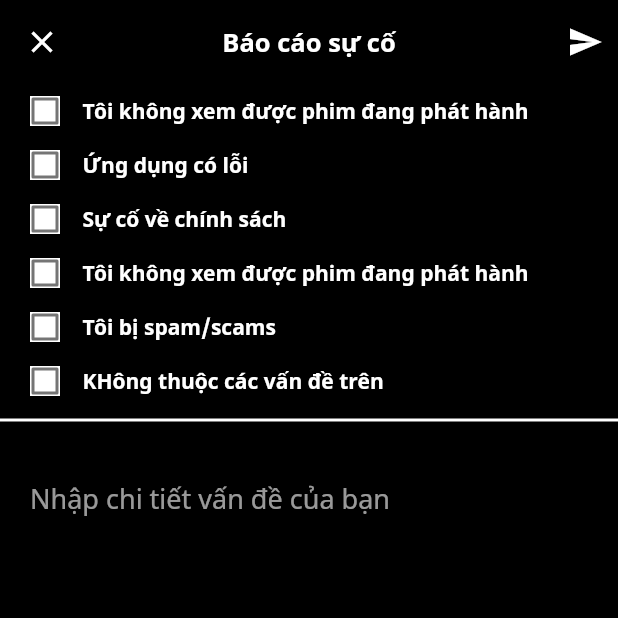
After one commit to Phuc-HuynhTrong/unflix, a Flutter app: the ReportIssue screen opened directly, on a phone screen of 412 x 824 dp, the top half of it. The commit adds this screen. Run offline on Flutter 3.47's test engine with Material 2 defaults, Android fonts, the phone set to English and light mode, and no system bars; our stand-ins replace flutter_svg, get, share, video_player; missing offline and left inert: screen.

Commit message:
add send_question and report_issue screen

```diff
--- /dev/null
+++ b/lib/screens/profile_screen/report_issue.dart
@@ -0,0 +1,229 @@
+import 'package:flutter/cupertino.dart';
+import 'package:flutter/material.dart';
+import 'package:flutter/gestures.dart';
+
+class ReportIssue extends StatefulWidget {
+  const ReportIssue({Key? key}) : super(key: key);
+
+  @override
+  _ReportIssueState createState() => _ReportIssueState();
+}
+
+class _ReportIssueState extends State<ReportIssue> {
+  List<bool> listSeleted = List.filled(10, false);
+  @override
+  Widget build(BuildContext context) {
+    return Scaffold(
+        backgroundColor: Colors.black,
+        appBar: AppBar(
+          elevation: 0,
+          leading: const CloseButton(
+            color: Colors.white,
+          ),
+          title: const Text(
+            'Báo cáo sự cố',
+            style: TextStyle(
+              color: Colors.white,
+              fontSize: 17.0,
+              fontWeight: FontWeight.w600,
+            ),
+          ),
+          centerTitle: true,
+          backgroundColor: Colors.transparent,
+          actions: [
+            GestureDetector(
+              // Button ấn nút gửi
+              onTap: () async {
+                ScaffoldMessenger.of(context).showSnackBar(const SnackBar(
+                  //width: MediaQuery.of(context).size.width ,
+                  backgroundColor: Color(0xffF6C700),
+                  content: Text(
+                    "Đang gửi báo cáo...",
+                    style: TextStyle(
+                        color: Colors.black,
+                        fontSize: 18,
+                        fontWeight: FontWeight.bold),
+                    textAlign: TextAlign.center,
+                  ),
+                  duration: Duration(milliseconds: 1500),
+                ));
+                Future.delayed(Duration(milliseconds: 1500), () {
+                  ScaffoldMessenger.of(context).showSnackBar(const SnackBar(
+                    //width: MediaQuery.of(context).size.width ,
+                    backgroundColor: Color(0xffF6C700),
+                    content: Text(
+                      "Gửi báo cáo sự cố thành công",
+                      style: TextStyle(
+                          color: Colors.black,
+                          fontSize: 18,
+                          fontWeight: FontWeight.bold),
+                      textAlign: TextAlign.center,
+                    ),
+                    duration: Duration(milliseconds: 1200),
+                  ));
+                });
+                Future.delayed(Duration(milliseconds: 2000), () {
+                  Navigator.pop(context);
+                });
+              },
+              child: Container(
+                padding: EdgeInsets.only(right: 10),
+                child: const Center(
+                  child: Icon(
+                    Icons.send,
+                    color: Colors.white,
+                  ),
+                ),
+              ),
+            )
+          ],
+        ),
+        // Nếu đang gửi thì sẽ hiển thị xoay xoay
+        body: ListView(
+          children: [
+            LabeledCheckbox(
+              label: 'Tôi không xem được phim đang phát hành',
+              padding: const EdgeInsets.symmetric(horizontal: 20.0, vertical: 8),
+              value: listSeleted[1],
+              onChanged: (bool newValue) {
+                setState(() {
+                  listSeleted[1] = newValue;
+                });
+              },
+            ),
+            LabeledCheckbox(
+              label: 'Ứng dụng có lỗi',
+              padding: const EdgeInsets.symmetric(horizontal: 20.0, vertical: 8),
+              value: listSeleted[2],
+              onChanged: (bool newValue) {
+                setState(() {
+                  listSeleted[2] = newValue;
+                });
+              },
+            ),
+            LabeledCheckbox(
+              label: 'Sự cố về chính sách',
+              padding: const EdgeInsets.symmetric(horizontal: 20.0, vertical: 8),
+              value: listSeleted[3],
+              onChanged: (bool newValue) {
+                setState(() {
+                  listSeleted[3] = newValue;
+                });
+              },
+            ),
+            LabeledCheckbox(
+              label: 'Tôi không xem được phim đang phát hành',
+              padding: const EdgeInsets.symmetric(horizontal: 20.0, vertical: 8),
+              value: listSeleted[0],
+              onChanged: (bool newValue) {
+                setState(() {
+                  listSeleted[0] = newValue;
+                });
+              },
+            ),
+            LabeledCheckbox(
+              label: 'Tôi bị spam/scams',
+              padding: const EdgeInsets.symmetric(horizontal: 20.0, vertical: 8),
+              value: listSeleted[4],
+              onChanged: (bool newValue) {
+                setState(() {
+                  listSeleted[4] = newValue;
+                });
+              },
+            ),
+            LabeledCheckbox(
+              label: 'KHông thuộc các vấn đề trên',
+              padding: const EdgeInsets.symmetric(horizontal: 20.0, vertical: 8),
+              value: listSeleted[5],
+              onChanged: (bool newValue) {
+                setState(() {
+                  listSeleted[5] = newValue;
+                });
+              },
+            ),
+            Divider(
+              thickness: 2,
+              color: Colors.white,
+            ),
+            Container(
+              height: 300,
+              margin: EdgeInsets.all(20),
+              child: TextFormField(
+                onChanged: (val) {
+                },
+                maxLines: 30,
+                style: TextStyle(
+                    fontSize: 18.0,
+                    color: Colors.white,
+                    fontWeight: FontWeight.w400),
+                cursorColor: Colors.white,
+                decoration: InputDecoration(
+                    border: InputBorder.none,
+                    hintText: "Nhập chi tiết vấn đề của bạn",
+                    hintStyle: TextStyle(
+                        color: Colors.white60,
+                        fontSize: 18.0,
+                        fontWeight: FontWeight.w400)),
+              ),
+            )
+          ],
+        ));
+  }
+}
+
+class LabeledCheckbox extends StatelessWidget {
+  const LabeledCheckbox({
+    Key? key,
+    required this.label,
+    required this.padding,
+    required this.value,
+    required this.onChanged,
+  }) : super(key: key);
+
+  final String label;
+  final EdgeInsets padding;
+  final bool value;
+  final ValueChanged<bool> onChanged;
+
+  @override
+  Widget build(BuildContext context) {
+    return InkWell(
+      onTap: () {
+        onChanged(!value);
+      },
+      child: Padding(
+        padding: padding,
+        child: Row(
+          children: <Widget>[
+            Container(
+              height: 20,
+              width: 20,
+              color: Colors.white,
+              child: Checkbox(
+                checkColor: Colors.blue,
+                activeColor: Colors.white,
+                hoverColor: Colors.white,
+                focusColor: Colors.white,
+                value: value,
+                onChanged: (bool? newValue) {
+                  onChanged(newValue!);
+                },
+              ),
+            ),
+            SizedBox(
+              width: 15,
+            ),
+            Expanded(
+                child: Text(
+              label,
+              style: TextStyle(
+                  color: Colors.white,
+                  fontSize: 14,
+                  fontWeight: FontWeight.w600),
+            )),
+          ],
+        ),
+      ),
+    );
+  }
+}
```
Also changed, not shown: lib/screens/profile_screen/help_screen.dart (+23 -5 lines), lib/screens/profile_screen/send_question_screen.dart (added, +153 -0 lines).
